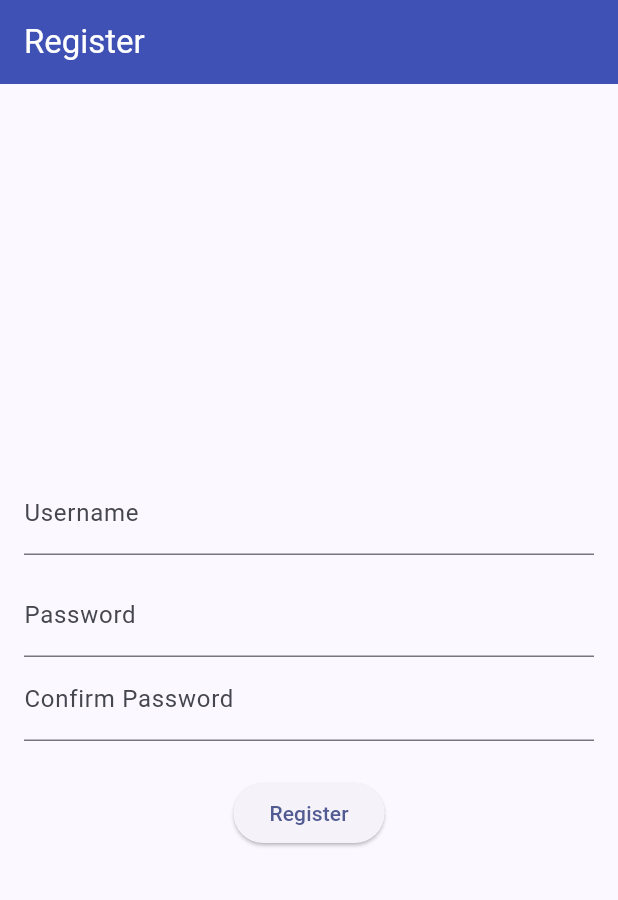
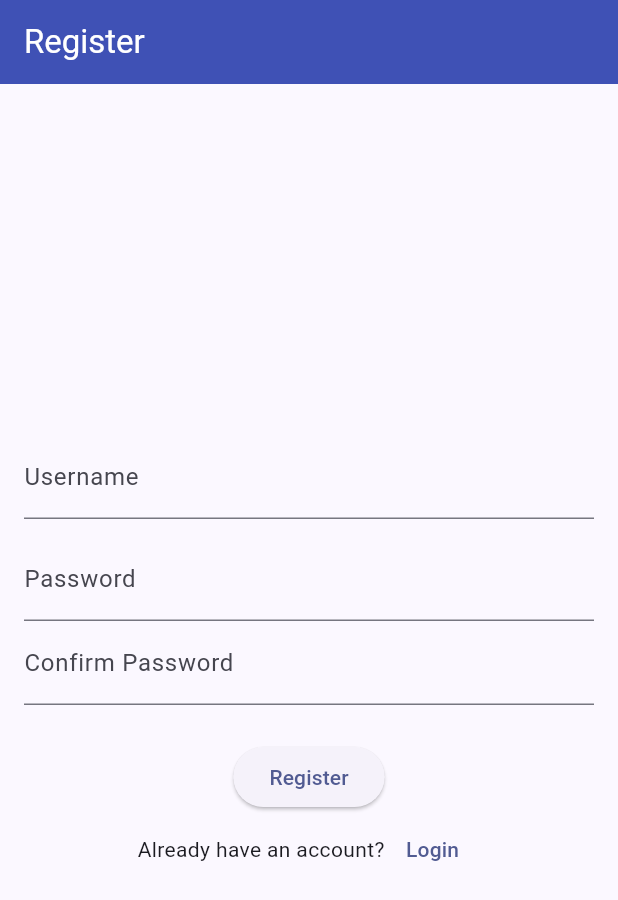
Before and after one commit to cyll0/cardco-mobile, a Flutter app: the screen it shows after launch, after a tap on "Register", on a phone screen of 412 x 824 dp. Shown: the top 900 px of the screen. Run offline on Flutter 3.47's test engine with Material 2 defaults, Android fonts, the phone set to English and light mode, and no system bars; missing offline and left inert: pbp_django_auth; network calls fail.

Commit message:
Added Login and Register Buttons

```diff
--- a/lib/main.dart
+++ b/lib/main.dart
@@ -1,5 +1,5 @@
 import 'package:flutter/material.dart';
-import 'package:cardco/screens/register.dart';
+import 'package:cardco/screens/login.dart';
 import 'package:provider/provider.dart';
 import 'package:pbp_django_auth/pbp_django_auth.dart';
 
@@ -23,7 +23,7 @@ class MyApp extends StatelessWidget {
                     colorScheme: ColorScheme.fromSeed(seedColor: Colors.indigo),
                     useMaterial3: true,
                 ),
-                home: RegisterPage()),
+                home: LoginPage()),
         );
     }
 }
--- a/lib/screens/login.dart
+++ b/lib/screens/login.dart
@@ -4,6 +4,7 @@ import 'package:cardco/screens/menu.dart';
 import 'package:flutter/material.dart';
 import 'package:pbp_django_auth/pbp_django_auth.dart';
 import 'package:provider/provider.dart';
+import 'package:cardco/screens/register.dart';
 
 void main() {
     runApp(const LoginApp());
@@ -106,6 +107,24 @@ class _LoginPageState extends State<LoginPage> {
                             },
                             child: const Text('Login'),
                         ),
+                        Row(
+                          mainAxisAlignment: MainAxisAlignment.center,
+                          children: <Widget>[
+                            const Text("Don't have an account?"),
+                            TextButton(
+                              child: const Text(
+                                'Register',
+                                style: TextStyle(fontSize: 14),
+                              ),
+                              onPressed: () {
+                                Navigator.pushReplacement(
+                                  context,
+                                  MaterialPageRoute(builder: (context) => const RegisterPage()),
+                                );
+                              },
+                            )
+                          ],
+                        ),
                     ],
                 ),
             ),
--- a/lib/screens/register.dart
+++ b/lib/screens/register.dart
@@ -136,6 +136,24 @@ class _RegisterPageState extends State<RegisterPage> {
                             },
                             child: const Text('Register'),
                         ),
+                        Row(
+                          mainAxisAlignment: MainAxisAlignment.center,
+                          children: <Widget>[
+                            const Text("Already have an account?"),
+                            TextButton(
+                              child: const Text(
+                                'Login',
+                                style: TextStyle(fontSize: 14),
+                              ),
+                              onPressed: () {
+                                Navigator.pushReplacement(
+                                  context,
+                                  MaterialPageRoute(builder: (context) => const LoginPage()),
+                                );
+                              },
+                            )
+                          ],
+                        ),
                     ],
                 ),
             ),
```
